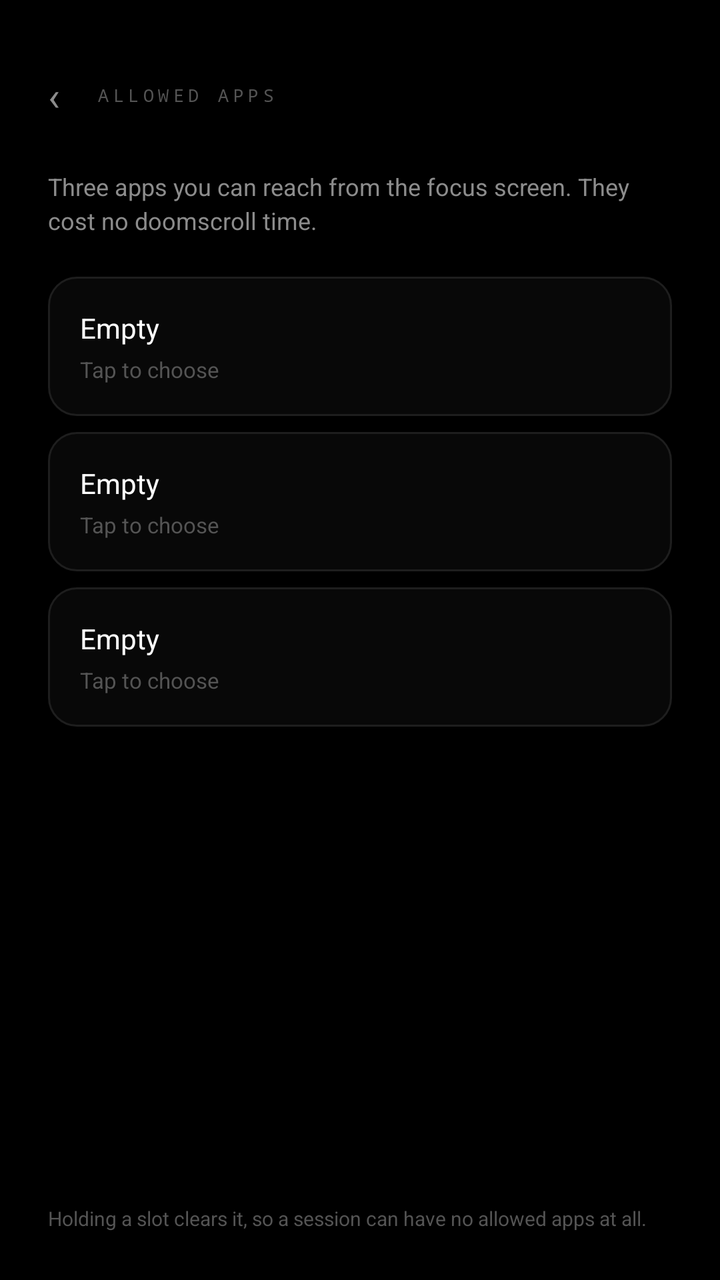
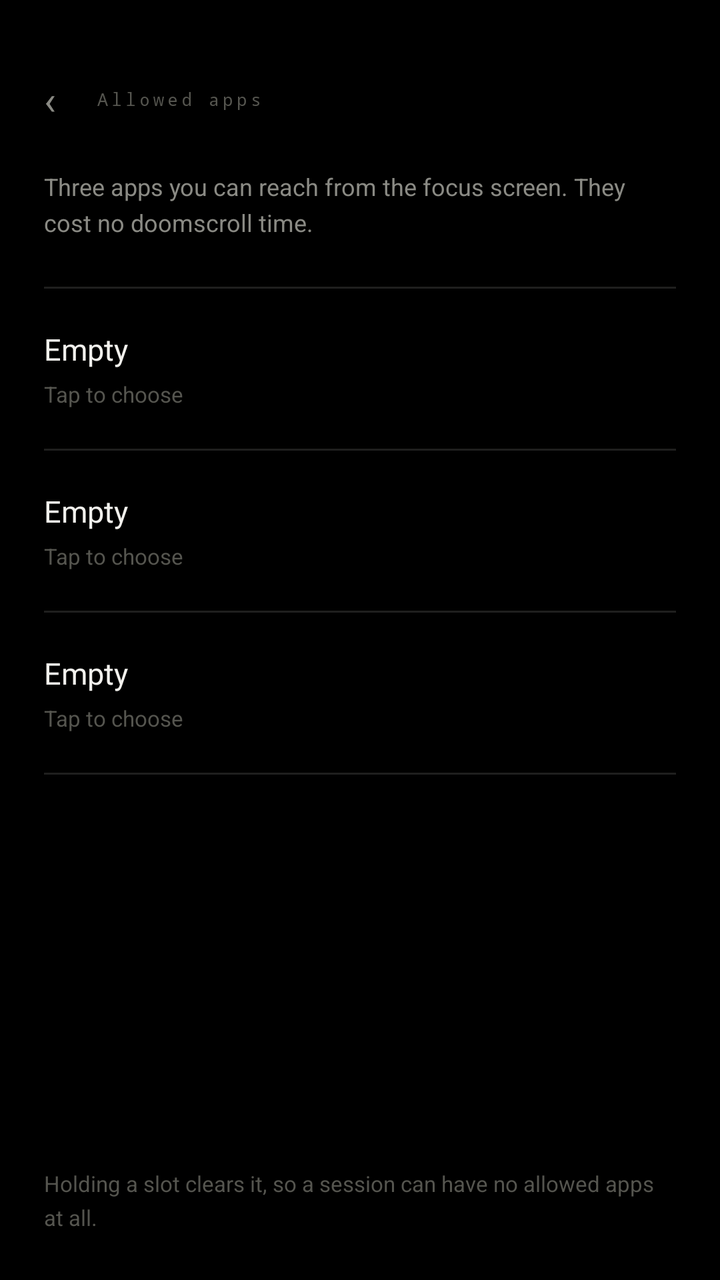

The first picture is an Android layout as it rendered before a commit; the second is the same layout after the commit. The layout source and the unified diff follow.
<!-- AndroidManifest.xml: application theme Theme.LockIn -->
<!-- res/layout/activity_allowed.xml -->
<?xml version="1.0" encoding="utf-8"?>
<LinearLayout xmlns:android="http://schemas.android.com/apk/res/android"
    android:layout_width="match_parent"
    android:layout_height="match_parent"
    android:background="@color/black"
    android:fitsSystemWindows="true"
    android:orientation="vertical"
    android:paddingStart="24dp"
    android:paddingTop="26dp"
    android:paddingEnd="24dp"
    android:paddingBottom="24dp">

    <LinearLayout
        android:layout_width="match_parent"
        android:layout_height="wrap_content"
        android:gravity="center_vertical"
        android:orientation="horizontal">

        <TextView
            android:id="@+id/allowedBack"
            android:layout_width="wrap_content"
            android:layout_height="wrap_content"
            android:paddingTop="8dp"
            android:paddingEnd="18dp"
            android:paddingBottom="8dp"
            android:text="@string/back"
            android:textColor="@color/dim"
            android:textSize="20sp" />

        <TextView
            android:layout_width="0dp"
            android:layout_height="wrap_content"
            android:layout_weight="1"
            android:fontFamily="sans-serif-monospace"
            android:letterSpacing="0.24"
            android:text="ALLOWED APPS"
            android:textColor="@color/faint"
            android:textSize="9sp" />
    </LinearLayout>

    <TextView
        android:layout_width="match_parent"
        android:layout_height="wrap_content"
        android:layout_marginTop="16dp"
        android:lineSpacingExtra="3dp"
        android:text="Three apps you can reach from the focus screen. They cost no doomscroll time."
        android:textColor="@color/dim"
        android:textSize="12sp" />

    <LinearLayout
        android:id="@+id/slot0"
        android:layout_width="match_parent"
        android:layout_height="wrap_content"
        android:layout_marginTop="20dp"
        android:background="@drawable/bg_card"
        android:clickable="true"
        android:focusable="true"
        android:orientation="vertical"
        android:padding="16dp">

        <TextView
            android:id="@+id/slotName0"
            android:layout_width="match_parent"
            android:layout_height="wrap_content"
            android:ellipsize="end"
            android:maxLines="1"
            android:text="Empty"
            android:textColor="@color/text"
            android:textSize="14sp" />

        <TextView
            android:id="@+id/slotHint0"
            android:layout_width="wrap_content"
            android:layout_height="wrap_content"
            android:layout_marginTop="4dp"
            android:text="Tap to choose"
            android:textColor="@color/faint"
            android:textSize="11sp" />
    </LinearLayout>

    <LinearLayout
        android:id="@+id/slot1"
        android:layout_width="match_parent"
        android:layout_height="wrap_content"
        android:layout_marginTop="8dp"
        android:background="@drawable/bg_card"
        android:clickable="true"
        android:focusable="true"
        android:orientation="vertical"
        android:padding="16dp">

        <TextView
            android:id="@+id/slotName1"
            android:layout_width="match_parent"
            android:layout_height="wrap_content"
            android:ellipsize="end"
            android:maxLines="1"
            android:text="Empty"
            android:textColor="@color/text"
            android:textSize="14sp" />

        <TextView
            android:id="@+id/slotHint1"
            android:layout_width="wrap_content"
            android:layout_height="wrap_content"
            android:layout_marginTop="4dp"
            android:text="Tap to choose"
            android:textColor="@color/faint"
            android:textSize="11sp" />
    </LinearLayout>

    <LinearLayout
        android:id="@+id/slot2"
        android:layout_width="match_parent"
        android:layout_height="wrap_content"
        android:layout_marginTop="8dp"
        android:background="@drawable/bg_card"
        android:clickable="true"
        android:focusable="true"
        android:orientation="vertical"
        android:padding="16dp">

        <TextView
            android:id="@+id/slotName2"
            android:layout_width="match_parent"
            android:layout_height="wrap_content"
            android:ellipsize="end"
            android:maxLines="1"
            android:text="Empty"
            android:textColor="@color/text"
            android:textSize="14sp" />

        <TextView
            android:id="@+id/slotHint2"
            android:layout_width="wrap_content"
            android:layout_height="wrap_content"
            android:layout_marginTop="4dp"
            android:text="Tap to choose"
            android:textColor="@color/faint"
            android:textSize="11sp" />
    </LinearLayout>

    <Space
        android:layout_width="match_parent"
        android:layout_height="0dp"
        android:layout_weight="1" />

    <TextView
        android:layout_width="match_parent"
        android:layout_height="wrap_content"
        android:lineSpacingExtra="3dp"
        android:text="Holding a slot clears it, so a session can have no allowed apps at all."
        android:textColor="@color/faint"
        android:textSize="10sp" />
</LinearLayout>
<!-- resources referenced by this layout -->
<resources>
  <color name="black">#FF000000</color>
  <color name="dim">#FF8C8C8C</color>
  <color name="faint">#FF545454</color>
  <color name="text">#FFFFFFFF</color>
  <!-- drawable bg_card (drawable) -->
  <?xml version="1.0" encoding="utf-8"?>
  <shape xmlns:android="http://schemas.android.com/apk/res/android"
      android:shape="rectangle">
      <solid android:color="@color/surface" />
      <stroke
          android:width="1dp"
          android:color="@color/stroke" />
      <corners android:radius="14dp" />
  </shape>
  <string name="back">‹</string>
  <style name="Theme.LockIn" parent="@android:style/Theme.Material.NoActionBar">
          <item name="android:windowBackground">@color/black</item>
          <item name="android:colorPrimary">@color/black</item>
          <item name="android:colorPrimaryDark">@color/black</item>
          <item name="android:colorAccent">@color/accent</item>
          <item name="android:colorControlActivated">@color/accent</item>
          <item name="android:colorControlHighlight">#33D71921</item>
          <item name="android:statusBarColor">@color/black</item>
          <item name="android:navigationBarColor">@color/black</item>
          <item name="android:windowLightStatusBar">false</item>
          <item name="android:textColorPrimary">@color/text</item>
          <item name="android:textColorSecondary">@color/dim</item>
          <item name="android:textColorHighlight">#55D71921</item>
          <item name="android:colorEdgeEffect">@color/accent</item>
          <item name="android:windowActionModeOverlay">true</item>
      </style>
  <color name="surface">#FF080808</color>
  <color name="stroke">#FF1E1E1E</color>
  <color name="accent">#FFD71921</color>
</resources>

<!-- the commit's change to res/layout/activity_allowed.xml (unified diff, before → after) -->
@@ -5,9 +5,9 @@
     android:background="@color/black"
     android:fitsSystemWindows="true"
     android:orientation="vertical"
-    android:paddingStart="24dp"
-    android:paddingTop="26dp"
-    android:paddingEnd="24dp"
+    android:paddingStart="22dp"
+    android:paddingTop="30dp"
+    android:paddingEnd="22dp"
     android:paddingBottom="24dp">
 
     <LinearLayout
@@ -20,9 +20,9 @@
             android:id="@+id/allowedBack"
             android:layout_width="wrap_content"
             android:layout_height="wrap_content"
-            android:paddingTop="8dp"
-            android:paddingEnd="18dp"
-            android:paddingBottom="8dp"
+            android:paddingTop="6dp"
+            android:paddingEnd="20dp"
+            android:paddingBottom="6dp"
             android:text="@string/back"
             android:textColor="@color/dim"
             android:textSize="20sp" />
@@ -32,8 +32,8 @@
             android:layout_height="wrap_content"
             android:layout_weight="1"
             android:fontFamily="sans-serif-monospace"
-            android:letterSpacing="0.24"
-            android:text="ALLOWED APPS"
+            android:letterSpacing="0.18"
+            android:text="Allowed apps"
             android:textColor="@color/faint"
             android:textSize="9sp" />
     </LinearLayout>
@@ -42,21 +42,27 @@
         android:layout_width="match_parent"
         android:layout_height="wrap_content"
         android:layout_marginTop="16dp"
-        android:lineSpacingExtra="3dp"
+        android:lineSpacingExtra="4dp"
         android:text="Three apps you can reach from the focus screen. They cost no doomscroll time."
         android:textColor="@color/dim"
         android:textSize="12sp" />
+
+    <View
+        android:layout_width="match_parent"
+        android:layout_height="1dp"
+        android:layout_marginTop="24dp"
+        android:background="@color/stroke" />
 
     <LinearLayout
         android:id="@+id/slot0"
         android:layout_width="match_parent"
         android:layout_height="wrap_content"
-        android:layout_marginTop="20dp"
-        android:background="@drawable/bg_card"
+        android:background="?android:attr/selectableItemBackground"
         android:clickable="true"
         android:focusable="true"
         android:orientation="vertical"
-        android:padding="16dp">
+        android:paddingTop="20dp"
+        android:paddingBottom="20dp">
 
         <TextView
             android:id="@+id/slotName0"
@@ -66,28 +72,33 @@
             android:maxLines="1"
             android:text="Empty"
             android:textColor="@color/text"
-            android:textSize="14sp" />
+            android:textSize="15sp" />
 
         <TextView
             android:id="@+id/slotHint0"
             android:layout_width="wrap_content"
             android:layout_height="wrap_content"
-            android:layout_marginTop="4dp"
+            android:layout_marginTop="5dp"
             android:text="Tap to choose"
             android:textColor="@color/faint"
             android:textSize="11sp" />
     </LinearLayout>
 
+    <View
+        android:layout_width="match_parent"
+        android:layout_height="1dp"
+        android:background="@color/stroke" />
+
     <LinearLayout
         android:id="@+id/slot1"
         android:layout_width="match_parent"
         android:layout_height="wrap_content"
-        android:layout_marginTop="8dp"
-        android:background="@drawable/bg_card"
+        android:background="?android:attr/selectableItemBackground"
         android:clickable="true"
         android:focusable="true"
         android:orientation="vertical"
-        android:padding="16dp">
+        android:paddingTop="20dp"
+        android:paddingBottom="20dp">
 
         <TextView
             android:id="@+id/slotName1"
@@ -97,28 +108,33 @@
             android:maxLines="1"
             android:text="Empty"
             android:textColor="@color/text"
-            android:textSize="14sp" />
+            android:textSize="15sp" />
 
         <TextView
             android:id="@+id/slotHint1"
             android:layout_width="wrap_content"
             android:layout_height="wrap_content"
-            android:layout_marginTop="4dp"
+            android:layout_marginTop="5dp"
             android:text="Tap to choose"
             android:textColor="@color/faint"
             android:textSize="11sp" />
     </LinearLayout>
 
+    <View
+        android:layout_width="match_parent"
+        android:layout_height="1dp"
+        android:background="@color/stroke" />
+
     <LinearLayout
         android:id="@+id/slot2"
         android:layout_width="match_parent"
         android:layout_height="wrap_content"
-        android:layout_marginTop="8dp"
-        android:background="@drawable/bg_card"
+        android:background="?android:attr/selectableItemBackground"
         android:clickable="true"
         android:focusable="true"
         android:orientation="vertical"
-        android:padding="16dp">
+        android:paddingTop="20dp"
+        android:paddingBottom="20dp">
 
         <TextView
             android:id="@+id/slotName2"
@@ -128,17 +144,22 @@
             android:maxLines="1"
             android:text="Empty"
             android:textColor="@color/text"
-            android:textSize="14sp" />
+            android:textSize="15sp" />
 
         <TextView
             android:id="@+id/slotHint2"
             android:layout_width="wrap_content"
             android:layout_height="wrap_content"
-            android:layout_marginTop="4dp"
+            android:layout_marginTop="5dp"
             android:text="Tap to choose"
             android:textColor="@color/faint"
             android:textSize="11sp" />
     </LinearLayout>
+
+    <View
+        android:layout_width="match_parent"
+        android:layout_height="1dp"
+        android:background="@color/stroke" />
 
     <Space
         android:layout_width="match_parent"
@@ -148,8 +169,9 @@
     <TextView
         android:layout_width="match_parent"
         android:layout_height="wrap_content"
-        android:lineSpacingExtra="3dp"
+        android:layout_marginTop="24dp"
+        android:lineSpacingExtra="4dp"
         android:text="Holding a slot clears it, so a session can have no allowed apps at all."
         android:textColor="@color/faint"
-        android:textSize="10sp" />
+        android:textSize="11sp" />
 </LinearLayout>
<!-- resource entries referenced after the edit -->
@@ -1,19 +1,9 @@
 <!-- resources referenced by this layout -->
 <resources>
   <color name="black">#FF000000</color>
-  <color name="dim">#FF8C8C8C</color>
-  <color name="faint">#FF545454</color>
-  <color name="text">#FFFFFFFF</color>
-  <!-- drawable bg_card (drawable) -->
-  <?xml version="1.0" encoding="utf-8"?>
-  <shape xmlns:android="http://schemas.android.com/apk/res/android"
-      android:shape="rectangle">
-      <solid android:color="@color/surface" />
-      <stroke
-          android:width="1dp"
-          android:color="@color/stroke" />
-      <corners android:radius="14dp" />
-  </shape>
+  <color name="dim">#FF8A8A84</color>
+  <color name="faint">#FF55554F</color>
+  <color name="text">#FFF2F1ED</color>
   <string name="back">‹</string>
   <style name="Theme.LockIn" parent="@android:style/Theme.Material.NoActionBar">
           <item name="android:windowBackground">@color/black</item>
@@ -31,8 +21,7 @@
           <item name="android:colorEdgeEffect">@color/accent</item>
           <item name="android:windowActionModeOverlay">true</item>
       </style>
-  <color name="surface">#FF080808</color>
-  <color name="stroke">#FF1E1E1E</color>
+  <color name="stroke">#FF1F1F1E</color>
   <color name="accent">#FFD71921</color>
 </resources>
 
